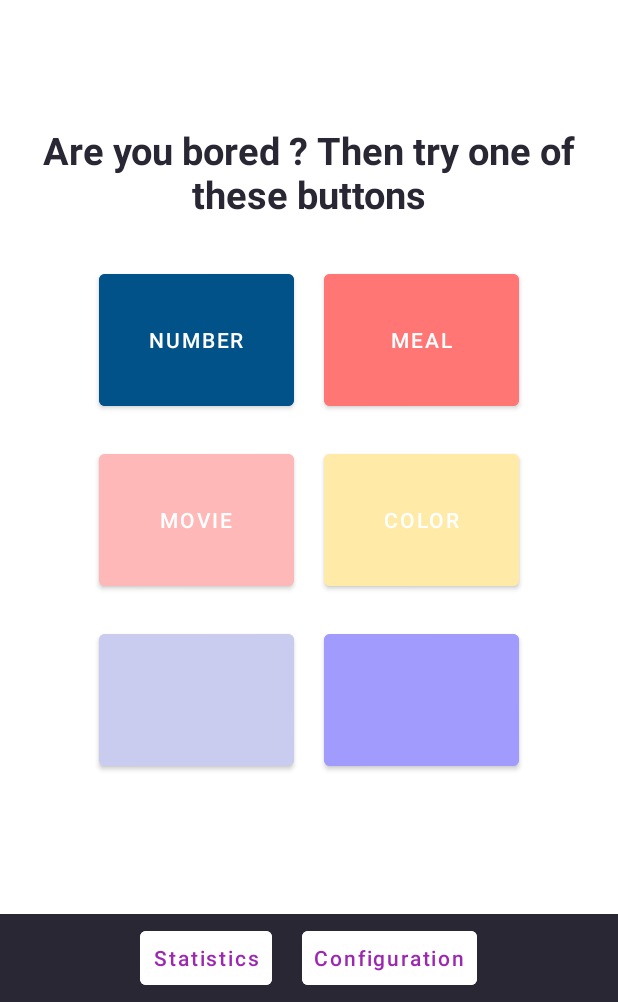
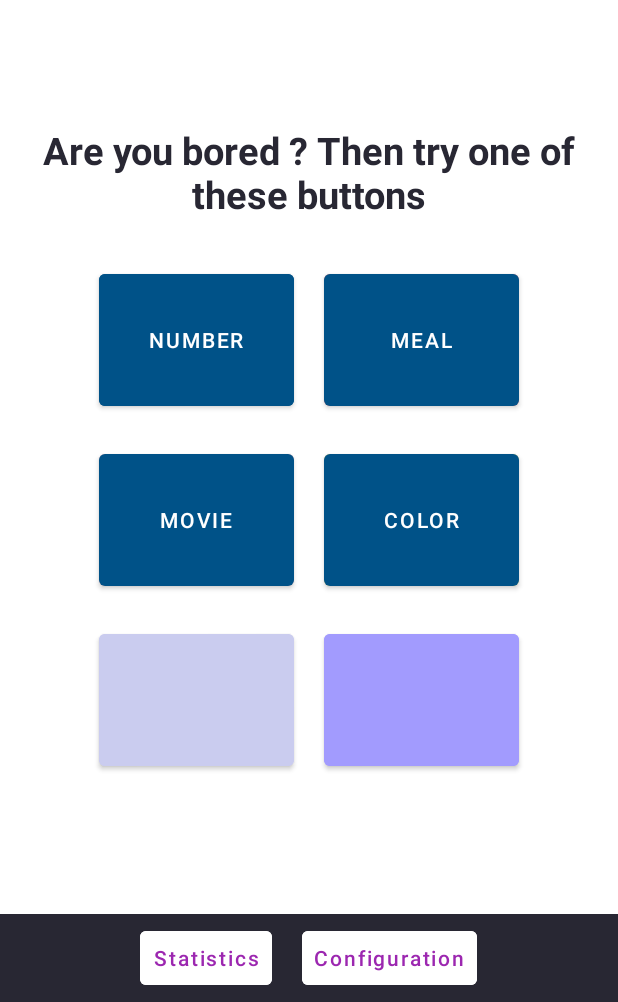
Before and after one commit to Xiumin-Lin/Random-Box, an Android app: the screen it shows after launch (MainActivity), on a phone screen of 412 x 824 dp, the part 234-1236 px from its top. Run offline under Robolectric (Android 15) with nearby library versions, the phone set to English and light mode, and no system bars; our stand-ins replace Firebase (no records; nobody signed in at launch, a user with empty details on screens opened directly).

Commit message:
add new colors and color shuffle

```diff
--- a/app/src/main/java/fr/iut/random_box/MainActivity.java
+++ b/app/src/main/java/fr/iut/random_box/MainActivity.java
@@ -6,6 +6,7 @@ import androidx.appcompat.app.AppCompatActivity;
 import android.content.Context;
 import android.content.DialogInterface;
 import android.content.Intent;
+import android.content.res.ColorStateList;
 import android.graphics.Color;
 import android.hardware.Sensor;
 import android.hardware.SensorEvent;
@@ -24,6 +25,7 @@ import com.google.firebase.database.ServerValue;
 
 import java.util.ArrayList;
 import java.util.Collections;
+import java.util.Random;
 
 public class MainActivity extends AppCompatActivity {
     private Button btnN;
@@ -143,24 +145,27 @@ public class MainActivity extends AppCompatActivity {
      * @param view : the view that called the method
      */
     public void shuffleBox(View v){
-
+        int[] colorPalette = getResources().getIntArray(R.array.palette);
         Log.d("rb", "run shuffleBox");
         listBox = new ArrayList<String>();
         listBox.add("number");
         listBox.add("meal");
         listBox.add("color");
         listBox.add("movie");
-
         Collections.shuffle(listBox);
 
         this.btnN = findViewById(R.id.box_1);
         this.btnN.setText(listBox.get(0));
+        this.btnN.setBackgroundTintList(ColorStateList.valueOf(colorPalette[new Random().nextInt(colorPalette.length)]));
         this.btnN = findViewById(R.id.box_2);
         this.btnN.setText(listBox.get(1));
+        this.btnN.setBackgroundTintList(ColorStateList.valueOf(colorPalette[new Random().nextInt(colorPalette.length)]));
         this.btnN = findViewById(R.id.box_3);
         this.btnN.setText(listBox.get(2));
+        this.btnN.setBackgroundTintList(ColorStateList.valueOf(colorPalette[new Random().nextInt(colorPalette.length)]));
         this.btnN = findViewById(R.id.box_4);
         this.btnN.setText(listBox.get(3));
+        this.btnN.setBackgroundTintList(ColorStateList.valueOf(colorPalette[new Random().nextInt(colorPalette.length)]));
     }
 
     private final SensorEventListener mSensorListener = new SensorEventListener() {
--- a/app/src/main/res/values/colors.xml
+++ b/app/src/main/res/values/colors.xml
@@ -1,19 +1,38 @@
 <?xml version="1.0" encoding="utf-8"?>
 <resources>
+    <color name="amethyst">#9b59b6</color>
+    <color name="asphalt">#34495e</color>
+    <color name="banana">#fbe063</color>
     <color name="black">#FF000000</color>
-    <color name="white">#FFFFFFFF</color>
+    <color name="carrot">#e67e22</color>
+    <color name="cerulean">#005288</color>
+    <color name="cinnabar">#E74C3C</color>
+    <color name="emerald">#16a085</color>
+    <color name="fuchsia">#B33771</color>
     <color name="jaguar">#282733</color>
     <color name="lavender">#CACCEF</color>
-    <color name="cerulean">#005288</color>
     <color name="melon">#FFB8B8</color>
-    <color name="banana">#FFEAA7</color>
-    <color name="salmon">#FF7675</color>
-    <color name="cinnabar">#E74C3C</color>
     <color name="perano">#A29BFE</color>
     <color name="purple_200">#CE93D8</color>
     <color name="purple_500">#9C27B0</color>
     <color name="purple_700">#7B1FA2</color>
+    <color name="salmon">#FF7675</color>
     <color name="teal_200">#80CBC4</color>
     <color name="teal_700">#00796B</color>
+    <color name="white">#FFFFFFFF</color>
 
+    <array name="palette">
+        <item>@color/amethyst</item>
+        <item>@color/asphalt</item>
+        <item>@color/banana</item>
+        <item>@color/carrot</item>
+        <item>@color/cerulean</item>
+        <item>@color/cinnabar</item>
+        <item>@color/emerald</item>
+        <item>@color/fuchsia</item>
+        <item>@color/lavender</item>
+        <item>@color/melon</item>
+        <item>@color/perano</item>
+        <item>@color/salmon</item>
+    </array>
 </resources>
```
